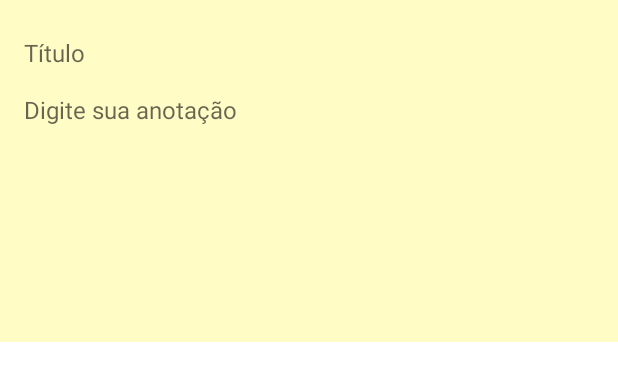
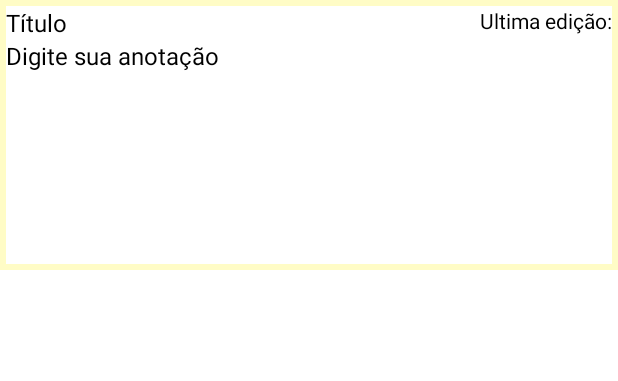
Before and after one commit to jeduardosa/Portifolio, an Android app: the layout list_note_model.xml on its own in the app's theme, with its tools: preview values and no code run, on a phone screen of 412 x 824 dp. Shown: the top 381 px of the screen. Run offline under Robolectric (Android 15) with nearby library versions, the phone set to English and light mode, and no system bars.

Commit message:
layout update 1

```diff
--- a/app/src/main/java/learn/project/digitalnoteapp/ui/Adapter/NoteAdapter.kt
+++ b/app/src/main/java/learn/project/digitalnoteapp/ui/Adapter/NoteAdapter.kt
@@ -19,6 +19,7 @@ class NoteAdapter(private val context: Context, private val noteList: MutableLis
     override fun onBindViewHolder(holder: NoteViewHolder, position: Int) {
         holder.edtTitulo.setText(noteList[position].titulo)
         holder.edtCXtexto.setText(noteList[position].cxtexto)
+        holder.txtDate.setText(noteList[position].txtDate)
 
     }
 
@@ -28,6 +29,7 @@ class NoteAdapter(private val context: Context, private val noteList: MutableLis
         RecyclerView.ViewHolder(binding.root) {
         val edtTitulo = binding.edtTitulo
         val edtCXtexto = binding.edtCXtexto
+        val txtDate = binding.txtDate
     }
 
 }
--- a/app/src/main/res/layout/list_note_model.xml
+++ b/app/src/main/res/layout/list_note_model.xml
@@ -5,34 +5,59 @@
     android:layout_width="match_parent"
     android:layout_height="wrap_content"
     android:background="@color/cor_fundo_caixa_texto"
-    android:padding="16dp">
+    android:padding="4dp">
+
+    <androidx.constraintlayout.widget.ConstraintLayout
+        android:id="@+id/newBox"
+        android:layout_width="match_parent"
+        android:layout_height="wrap_content"
+        android:background="@color/white"
+        app:layout_constraintEnd_toEndOf="parent"
+        app:layout_constraintStart_toStartOf="parent"
+        app:layout_constraintTop_toTopOf="parent"
+        app:layout_constraintHorizontal_chainStyle="packed">
+    <TextView
+        android:id="@+id/txtDate"
+        android:layout_width="match_parent"
+        android:layout_height="wrap_content"
+        android:textColor="@color/black"
+        android:textSize="14sp"
+        android:text="@string/txtUltimaedicao"
+        android:textAlignment="textEnd"
+        app:layout_constraintHorizontal_bias="0.6"
+        />
 
     <EditText
         android:id="@+id/edtTitulo"
         android:layout_width="match_parent"
         android:layout_height="wrap_content"
-        android:layout_marginTop="8dp"
+        android:hint="Título"
+        android:textColorHint="@color/black"
+        android:textSize="16sp"
         android:background="@android:color/transparent"
-        android:hint="Título"
-        android:textSize="16sp"
+        app:layout_constraintHorizontal_bias="0.4"/>
+
+    </androidx.constraintlayout.widget.ConstraintLayout>
+
+    <androidx.constraintlayout.widget.ConstraintLayout
+        android:id="@+id/newBox2"
+        android:layout_width="match_parent"
+        android:layout_height="wrap_content"
+        android:background="@color/white"
         app:layout_constraintEnd_toEndOf="parent"
         app:layout_constraintStart_toStartOf="parent"
-        app:layout_constraintTop_toTopOf="parent" />
-
-    <!--android:background="@color/cor_fundo_caixa_texto"-->
+        app:layout_constraintTop_toBottomOf="@+id/newBox">
     <EditText
         android:id="@+id/edtCXtexto"
         android:layout_width="match_parent"
         android:layout_height="150dp"
-        android:layout_marginTop="16dp"
         android:background="@android:color/transparent"
         android:gravity="start|top"
         android:hint="Digite sua anotação"
+        android:textColorHint="@color/black"
         android:inputType="textMultiLine"
         android:singleLine="false"
-        android:textSize="16sp"
-        app:layout_constraintEnd_toEndOf="parent"
-        app:layout_constraintStart_toStartOf="parent"
-        app:layout_constraintTop_toBottomOf="@+id/edtTitulo" />
+        android:textSize="16sp" />
+    </androidx.constraintlayout.widget.ConstraintLayout>
 
 </androidx.constraintlayout.widget.ConstraintLayout>
--- /dev/null
+++ b/app/src/main/res/values-night/strings.xml
@@ -0,0 +1,5 @@
+<?xml version="1.0" encoding="utf-8"?>
+<resources>
+    <string name="txtUltimaedicao">Ultima edição: </string>
+    <string name="hello_blank_fragment" />
+</resources>
--- a/app/src/main/res/values/strings.xml
+++ b/app/src/main/res/values/strings.xml
@@ -1,5 +1,6 @@
 <resources>
     <string name="app_name">Digital Note app</string>
     <!-- TODO: Remove or change this placeholder text -->
-    <string name="hello_blank_fragment">Hello blank fragment</string>
+
+    <string name="txtUltimaedicao">Ultima edição: </string>
 </resources>
```
Also changed, not shown: app/src/main/java/learn/project/digitalnoteapp/MainActivity.kt (+6 -5 lines), app/src/main/java/learn/project/digitalnoteapp/Note.kt (+3 -5 lines).
